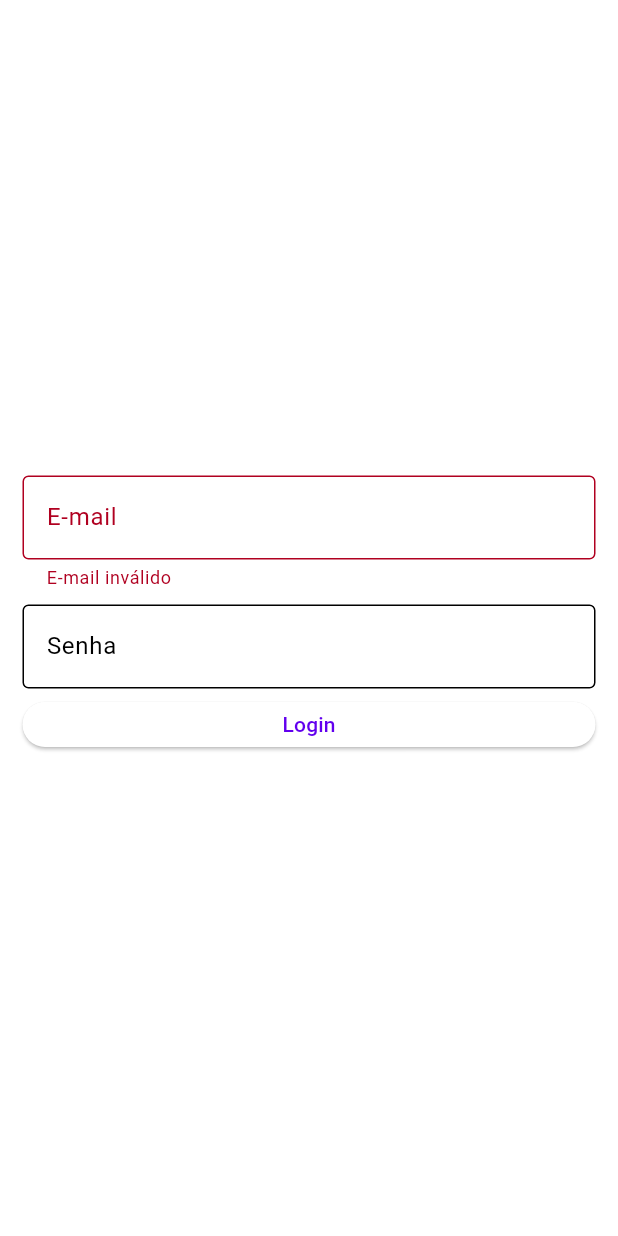
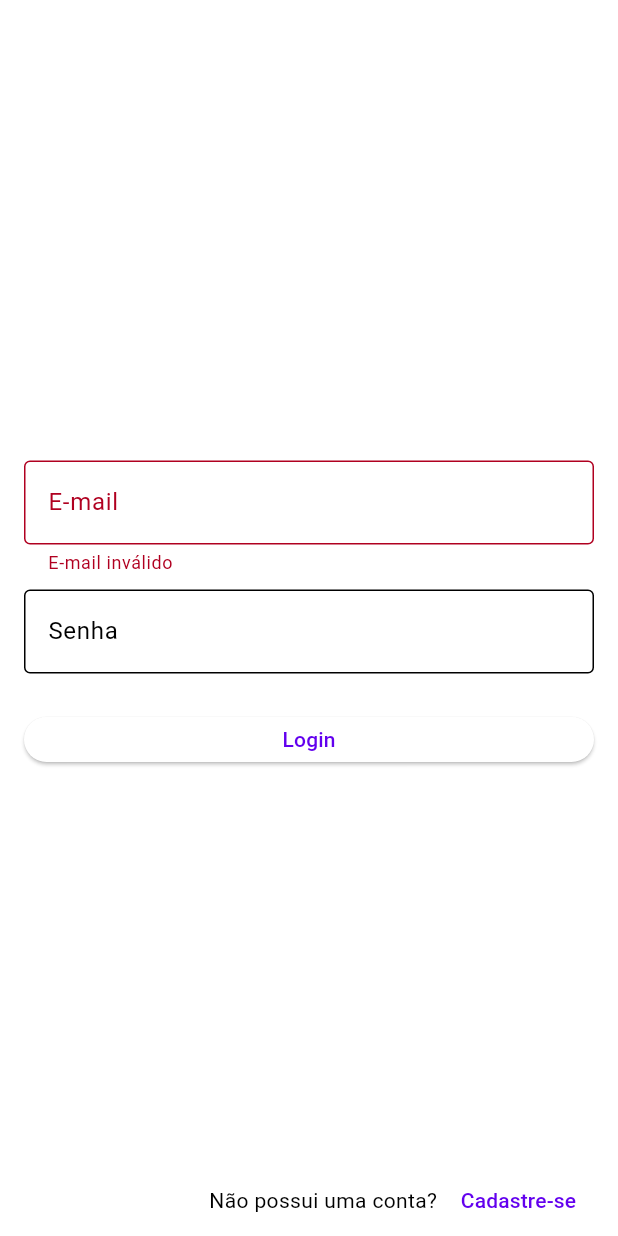
Before and after one commit to RafaelGasparoto/chat_flutter_firebase, a Flutter app: the screen it shows after launch, on a phone screen of 412 x 824 dp. Run offline on Flutter 3.47's test engine with Material 3 defaults, Android fonts, the phone set to English and light mode, and no system bars; our stand-ins replace delightful_toast, firebase_auth, firebase_core, get_it; accounts and stored records are empty; generated files the repository leaves out were written again.

Commit message:
Login page code improvenments

```diff
--- a/lib/pages/login/login_page.dart
+++ b/lib/pages/login/login_page.dart
@@ -36,13 +36,25 @@ class _LoginPageState extends State<LoginPage> {
     return Scaffold(
       body: SafeArea(
         child: Padding(
-          padding: const EdgeInsets.symmetric(horizontal: 15),
+          padding: const EdgeInsets.symmetric(horizontal: 16),
+          child: Stack(
+            children: [
+              _formLogin(),
+              _registerUser(),
+            ],
+          ),
+        ),
+      ),
+    );
+  }
+
+  Widget _formLogin() {
+    return Center(
       child: Form(
         key: _formKey,
         autovalidateMode: AutovalidateMode.always,
         child: Column(
-              mainAxisAlignment: MainAxisAlignment.center,
-              crossAxisAlignment: CrossAxisAlignment.center,
+          mainAxisSize: MainAxisSize.min,
           children: [
             CustomFormField(
               labelText: 'E-mail',
@@ -62,13 +74,16 @@ class _LoginPageState extends State<LoginPage> {
               keyboardType: TextInputType.visiblePassword,
               obscureText: true,
             ),
+            const SizedBox(
+              height: 20,
+            ),
             CustomButton(
               label: 'Login',
               onPressed: () async {
                 if (_formKey.currentState!.validate()) {
                   _formKey.currentState!.save();
                   final result = await _authService.login(_email!, _password!);
-                      if(result) {
+                  if (result) {
                     _navigationService.replaceToNamed('/home');
                   } else {
                     _alertService.snackBarWarning(message: 'Login inválido');
@@ -79,7 +94,22 @@ class _LoginPageState extends State<LoginPage> {
           ],
         ),
       ),
+    );
+  }
+
+  Widget _registerUser() {
+    return Align(
+      alignment: Alignment.bottomCenter,
+      child: Row(
+        crossAxisAlignment: CrossAxisAlignment.center,
+        mainAxisAlignment: MainAxisAlignment.end,
+        children: [
+          const Text('Não possui uma conta? '),
+          TextButton(
+            onPressed: () => _navigationService.navigateToNamed('/register'),
+            child: const Text('Cadastre-se'),
           ),
+        ],
       ),
     );
   }
```
Lines whose indentation alone changed are shown as unchanged.
